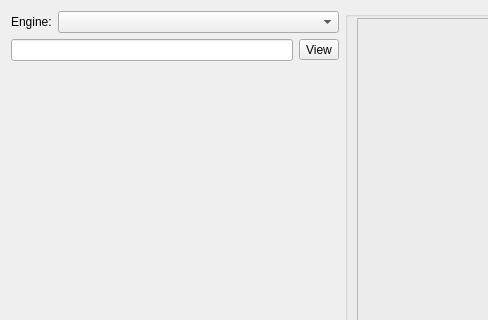
KDE/krita, file libs/ui/forms/wdgpaintopsettings.ui: the form before one commit; both pictures show x 0 to 488 and y 0 to 320 of the 1205 by 585 pixel window.
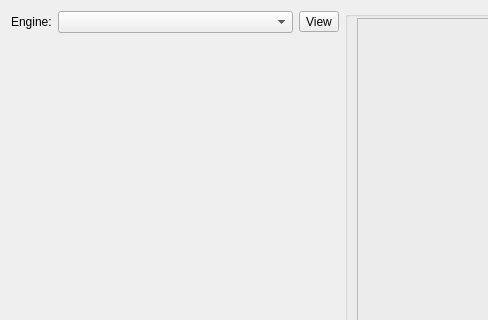
The form after the commit. Custom widgets are drawn as their Qt base class.

Commit message: remove my custom filter thing since the presets selector already has it built-in. Turned it on

What changed in the file:
```diff
--- a/libs/ui/forms/wdgpaintopsettings.ui
+++ b/libs/ui/forms/wdgpaintopsettings.ui
@@ -41,13 +41,6 @@
          </property>
         </widget>
        </item>
-      </layout>
-     </item>
-     <item>
-      <layout class="QHBoxLayout" name="horizontalLayout_5">
-       <item>
-        <widget class="QLineEdit" name="presetFilterTextLineEdit"/>
-       </item>
        <item>
         <widget class="QToolButton" name="presetChangeViewToolButton">
          <property name="text">
```
The commit also changes 4 other files.
